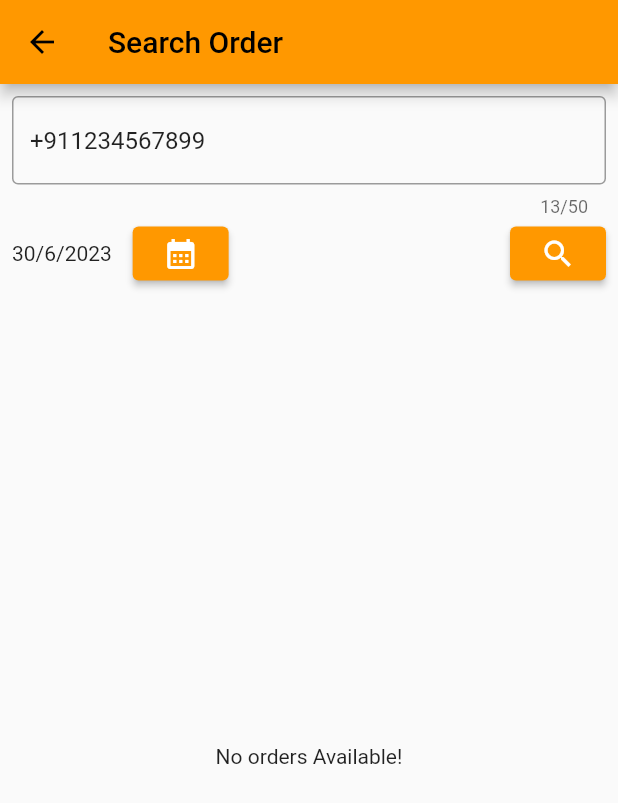
After one commit to nomnomtiffin/LunchBox, a Flutter app: the SearchOrderPage screen opened directly, after a tap on the "search" icon, on a phone screen of 412 x 824 dp. The commit adds this screen. Shown: the top 803 px of the screen. Run offline on Flutter 3.47's test engine with Material 2 defaults, Android fonts, the phone set to English and light mode, and no system bars; our stand-ins replace cloud_firestore, firebase_auth, firebase_core, flutter_riverpod, pinput, qr_flutter; missing offline and left inert: customizable_counter; accounts and stored records are empty; generated files the repository leaves out were written again.

Commit message:
Search order and cancel order and refund as coupon

```diff
--- a/lib/model/app_order.dart
+++ b/lib/model/app_order.dart
@@ -22,9 +22,11 @@ class AppOrder {
   DateTime createDateTime;
   DateTime lastUpdatedDateTime;
   String fireStoreId;
+  String? feedback;
+  int? rating;
 
-  AppOrder({
-    required this.selectedMenuItem,
+  AppOrder(
+      {required this.selectedMenuItem,
       required this.selectedCustomMenu,
       required this.menuDate,
       required this.customThaliPrice,
@@ -40,15 +42,16 @@ class AppOrder {
       required this.lastUpdatedDateTime,
       required this.fireStoreId,
       this.tax = 5.2,
-  });
+      this.feedback,
+      this.rating});
 
   factory AppOrder.fromJson(Map<String, dynamic> json) =>
       _$AppOrderFromJson(json);
 
   Map<String, dynamic> toJson() => _$AppOrderToJson(this);
 
-  AppOrder copyWith({
-    Map<String, double>? selectedMenuItem,
+  AppOrder copyWith(
+          {Map<String, double>? selectedMenuItem,
           List<String>? selectedCustomMenu,
           String? menuDate,
           double? customThaliPrice,
@@ -63,7 +66,8 @@ class AppOrder {
           DateTime? createDateTime,
           DateTime? lastUpdatedDateTime,
           String? fireStoreId,
-  }) =>
+          String? feedback,
+          int? rating}) =>
       AppOrder(
         selectedMenuItem: selectedMenuItem ?? this.selectedMenuItem,
         selectedCustomMenu: selectedCustomMenu ?? this.selectedCustomMenu,
@@ -80,5 +84,27 @@ class AppOrder {
         createDateTime: createDateTime ?? this.createDateTime,
         lastUpdatedDateTime: lastUpdatedDateTime ?? this.lastUpdatedDateTime,
         fireStoreId: fireStoreId ?? this.fireStoreId,
+        feedback: feedback ?? this.feedback,
+        rating: rating ?? this.rating,
       );
+
+  static initial() {
+    return AppOrder(
+        selectedMenuItem: {},
+        selectedCustomMenu: [],
+        menuDate: '',
+        customThaliPrice: 0,
+        totalCount: 0,
+        totalPrice: 0,
+        totalAfterTax: 0,
+        uId: '',
+        phoneNumber: '',
+        name: '',
+        address: AppAddress(
+            officeName: "", streetAddress: "", city: "", state: "", zip: 0),
+        status: 'New',
+        createDateTime: DateTime.now(),
+        lastUpdatedDateTime: DateTime.now(),
+        fireStoreId: '');
   }
+}
--- /dev/null
+++ b/lib/order/search_order_page.dart
@@ -0,0 +1,210 @@
+import 'package:flutter/material.dart';
+import 'package:flutter_riverpod/flutter_riverpod.dart';
+import 'package:lunch_box/model/app_order.dart';
+import 'package:lunch_box/order/cancel_order_page.dart';
+import 'package:lunch_box/provider/search_order_provider.dart';
+
+class SearchOrderPage extends ConsumerStatefulWidget {
+  const SearchOrderPage({Key? key}) : super(key: key);
+
+  @override
+  ConsumerState<SearchOrderPage> createState() => _SearchOrderPageState();
+}
+
+class _SearchOrderPageState extends ConsumerState<SearchOrderPage> {
+  final _formKey = GlobalKey<FormState>();
+  String _searchKeyword = '+911234567899';
+
+  //TODO replace the hardcoded date with DateTime.now
+  DateTime selectedDate = DateTime(2023, 6, 30);
+  bool isLoading = false;
+  List<AppOrder> orders = [];
+
+  @override
+  void initState() {
+    super.initState();
+  }
+
+  @override
+  Widget build(BuildContext context) {
+    return Scaffold(
+      appBar: AppBar(
+        title: const Text("Search Order"),
+      ),
+      body: Padding(
+        padding: const EdgeInsets.all(8.0),
+        child: Column(
+          children: [
+            Form(
+              key: _formKey,
+              child: Column(
+                crossAxisAlignment: CrossAxisAlignment.start,
+                children: [
+                  TextFormField(
+                    maxLength: 50,
+                    initialValue: _searchKeyword,
+                    decoration: const InputDecoration(
+                      hintText: 'Enter Phone No',
+                      border: OutlineInputBorder(),
+                    ),
+                    validator: (value) {
+                      if (value == null ||
+                          value.isEmpty ||
+                          value.trim().length <= 1 ||
+                          value.trim().length > 50) {
+                        return 'Must be between 1 and 50 characters.';
+                      }
+                      return null;
+                    },
+                    onSaved: (value) {
+                      _searchKeyword = value!;
+                    },
+                  ),
+                  Row(
+                    children: [
+                      Text(
+                          '${selectedDate.day}/${selectedDate.month}/${selectedDate.year}    '),
+                      ElevatedButton(
+                        onPressed: changeDate,
+                        child: const Icon(
+                          Icons.calendar_month,
+                          color: Colors.white,
+                        ),
+                      ),
+                      const Spacer(),
+                      ElevatedButton(
+                        onPressed: _searchOrder,
+                        child: const SizedBox(
+                          child: Icon(
+                            Icons.search,
+                            color: Colors.white,
+                          ),
+                        ),
+                      )
+                    ],
+                  ),
+                ],
+              ),
+            ),
+            isLoading
+                ? const SafeArea(
+                    child: Center(
+                      child: CircularProgressIndicator(),
+                    ),
+                  )
+                : orders.isEmpty
+                    ? const Expanded(
+                        child: SafeArea(
+                            child: Center(
+                          child: Text("No orders Available!"),
+                        )),
+                      )
+                    : Expanded(
+                        child: ListView.separated(
+                          itemBuilder: (BuildContext context, int index) {
+                            //See the example of list view then start
+                            return Padding(
+                              padding:
+                                  const EdgeInsets.fromLTRB(0.0, 8.0, 0.0, 0.0),
+                              child: Card(
+                                child: Padding(
+                                  padding: const EdgeInsets.all(8.0),
+                                  child: Row(
+                                    children: [
+                                      Column(
+                                          crossAxisAlignment:
+                                              CrossAxisAlignment.start,
+                                          children: [
+                                            Text(orders[index].name),
+                                            Text(orders[index]
+                                                .address
+                                                .officeName),
+                                            SizedBox(
+                                              width: 150,
+                                              child: Text(
+                                                orders[index]
+                                                    .address
+                                                    .streetAddress,
+                                                softWrap: true,
+                                                style: TextStyle(
+                                                    fontSize: 12.0,
+                                                    color: Theme.of(context)
+                                                        .disabledColor),
+                                              ),
+                                            ),
+                                            Text('Total: ₹' +
+                                                orders[index]
+                                                    .totalAfterTax
+                                                    .toString()),
+                                            Text('Status: ' +
+                                                orders[index].status),
+                                            ...(orders[index]
+                                                .selectedMenuItem
+                                                .entries
+                                                .map((entry) => Text(
+                                                    '${entry.key} : ${entry.value}'))
+                                                .toList()),
+                                          ]),
+                                      const Spacer(),
+                                      orders[index].status == 'Cancelled'
+                                          ? const Text('')
+                                          : ElevatedButton(
+                                              onPressed: () async {
+                                                await Navigator.of(context)
+                                                    .push(MaterialPageRoute(
+                                                        builder: (ctx) =>
+                                                            CancelOrderPage(
+                                                                orders[
+                                                                    index])));
+                                                _searchOrder();
+                                              },
+                                              child: const Text('Cancel Order'),
+                                            )
+                                    ],
+                                  ),
+                                ),
+                              ),
+                            );
+                          },
+                          separatorBuilder: (BuildContext context, int index) {
+                            return const Divider();
+                          },
+                          itemCount: orders.length,
+                        ),
+                      ),
+          ],
+        ),
+      ),
+    );
+  }
+
+  void _searchOrder() {
+    if (_formKey.currentState!.validate()) {
+      _formKey.currentState!.save();
+      setState(() {
+        isLoading = true;
+      });
+      ref
+          .read(searchOrderProvider.notifier)
+          .loadOrder(_searchKeyword, selectedDate)
+          .then((value) => {
+                setState(() {
+                  isLoading = false;
+                  orders = value;
+                })
+              });
+    }
+  }
+
+  changeDate() async {
+    DateTime? newDate = await showDatePicker(
+        context: context,
+        initialDate: selectedDate,
+        firstDate: DateTime(2022),
+        lastDate: DateTime.now());
+    if (newDate == null) return;
+    setState(() {
+      selectedDate = newDate;
+    });
+  }
+}
--- a/lib/provider/order_provider.dart
+++ b/lib/provider/order_provider.dart
@@ -96,6 +96,7 @@ class OrderNotifier extends StateNotifier<AppOrder> {
         lastUpdatedDateTime: DateTime.now(),
         phoneNumber: phoneNumber,
         uId: uId);
+    state = order;
     _firestore
         .collection("app_order")
         .doc(firestoreId)
--- /dev/null
+++ b/lib/provider/search_order_provider.dart
@@ -0,0 +1,40 @@
+import 'package:cloud_firestore/cloud_firestore.dart';
+import 'package:flutter_riverpod/flutter_riverpod.dart';
+import 'package:intl/intl.dart';
+import 'package:lunch_box/model/app_order.dart';
+
+class SearchOrderNotifier extends StateNotifier<List<AppOrder>> {
+  SearchOrderNotifier() : super([]);
+
+  final FirebaseFirestore _firestore = FirebaseFirestore.instance;
+
+  Future<List<AppOrder>> loadOrder(String phoneNo, DateTime menuDate) async {
+    QuerySnapshot<Map<String, dynamic>> snapshot = await _firestore
+        .collection("app_order")
+        .where("phoneNumber", isEqualTo: phoneNo)
+        .where("menuDate", isEqualTo: DateFormat("d-MMM-yyyy").format(menuDate))
+        .get();
+    final allData = snapshot.docs.map((doc) => doc.data()!).toList();
+    if (allData.isNotEmpty) {
+      state = allData.map((order) => AppOrder.fromJson(order)).toList();
+    } else {
+      state = [];
+    }
+    return state;
+  }
+
+  Future<void> cancelOrder(String feedback, AppOrder selectedOrder) async {
+    AppOrder order = selectedOrder.copyWith(
+        status: "Cancelled",
+        feedback: feedback,
+        lastUpdatedDateTime: DateTime.now());
+    await _firestore
+        .collection("app_order")
+        .doc(order.fireStoreId)
+        .set(order.toJson());
+  }
+}
+
+final searchOrderProvider =
+    StateNotifierProvider<SearchOrderNotifier, List<AppOrder>>(
+        (ref) => SearchOrderNotifier());
```
Also changed, not shown: lib/model/app_coupon.dart (added, +62 -0 lines), lib/order/cancel_order_page.dart (added, +127 -0 lines), lib/provider/menu_detail_provider.dart (added, +25 -0 lines), lib/provider/order_detail_provider.dart (added, +69 -0 lines), lib/user/admin_user_page.dart (+8 -0 lines), lib/util/loading_util.dart (added, +46 -0 lines), lib/model/app_coupon.g.dart (added), lib/model/app_order.g.dart. Lines whose indentation alone changed are shown as unchanged.
